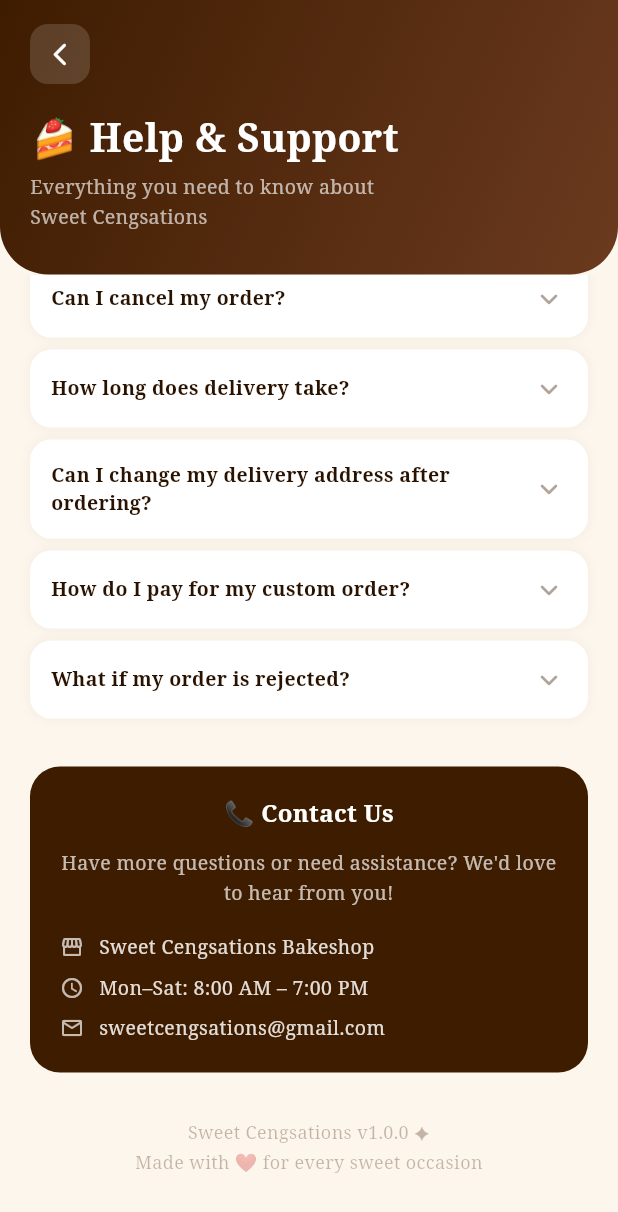
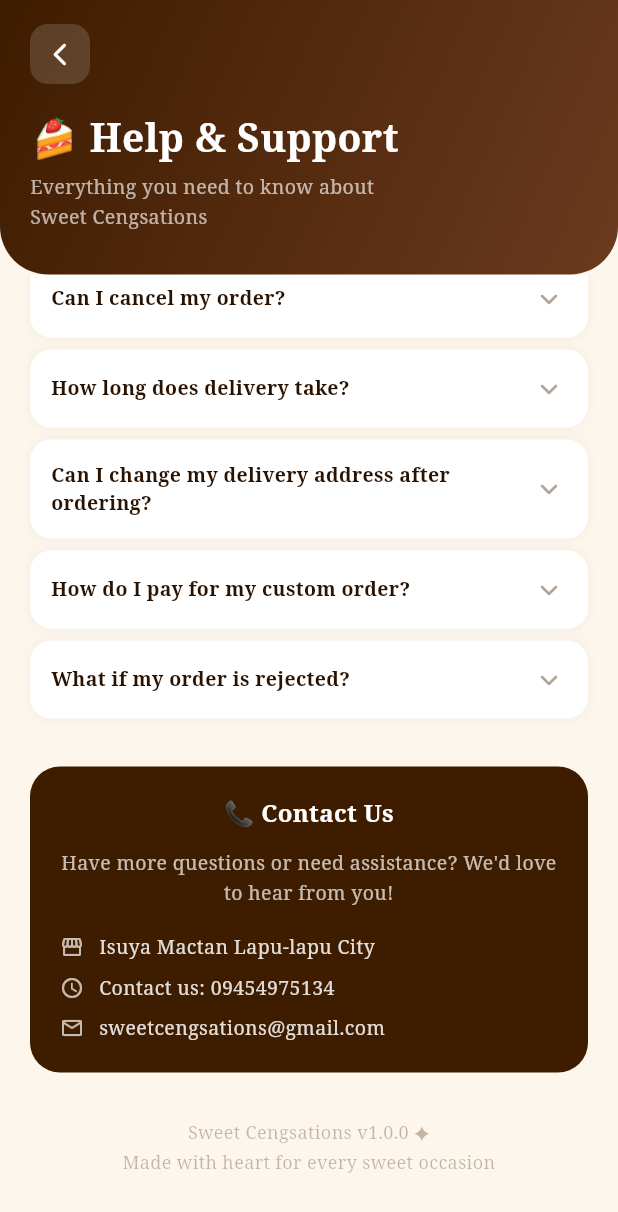
Before and after one commit to pueblasjamesniko-tech/OnlineBakeshopSweetCengsations, a Flutter app: the HelpSupportScreen screen opened directly, scrolled down 1929 dp, on a phone screen of 412 x 824 dp. Shown: the top 1212 px of the screen. Run offline on Flutter 3.47's test engine with Material 3 defaults, Android fonts, the phone set to English and light mode, and no system bars; our stand-ins replace image_picker, shared_preferences; accounts and stored records are empty.

Commit message:
fixing and some errors a fixed

```diff
--- a/lib/screens/help_support_screen.dart
+++ b/lib/screens/help_support_screen.dart
@@ -302,11 +302,11 @@
                         const SizedBox(height: 16),
                         _ContactRow(
                             icon: Icons.storefront_outlined,
-                            label: 'Sweet Cengsations Bakeshop'),
+                            label: 'Isuya Mactan Lapu-lapu City'),
                         const SizedBox(height: 8),
                         _ContactRow(
                             icon: Icons.schedule_outlined,
-                            label: 'Mon–Sat: 8:00 AM – 7:00 PM'),
+                            label: 'Contact us: 09454975134'),
                         const SizedBox(height: 8),
                         _ContactRow(
                             icon: Icons.email_outlined,
@@ -319,7 +319,7 @@
 
                   Center(
                     child: Text(
-                      'Sweet Cengsations v1.0.0 ✦\nMade with ❤️ for every sweet occasion',
+                      'Sweet Cengsations v1.0.0 ✦\nMade with heart for every sweet occasion',
                       textAlign: TextAlign.center,
                       style: TextStyle(
                         color: AppTheme.chocolate.withOpacity(0.3),
--- a/lib/services/api_service.dart
+++ b/lib/services/api_service.dart
@@ -10,7 +10,7 @@
 
 class ApiService {
   static const String baseUrl =
-      'http://192.168.1.38:5112'; // one place to change
+      'http://10.124.23.192:5112'; // one place to change
 
   static Map<String, String> get _headers => {
         'Content-Type': 'application/json',
```
Also changed, not shown: lib/screens/login_screen.dart (+0 -28 lines).
